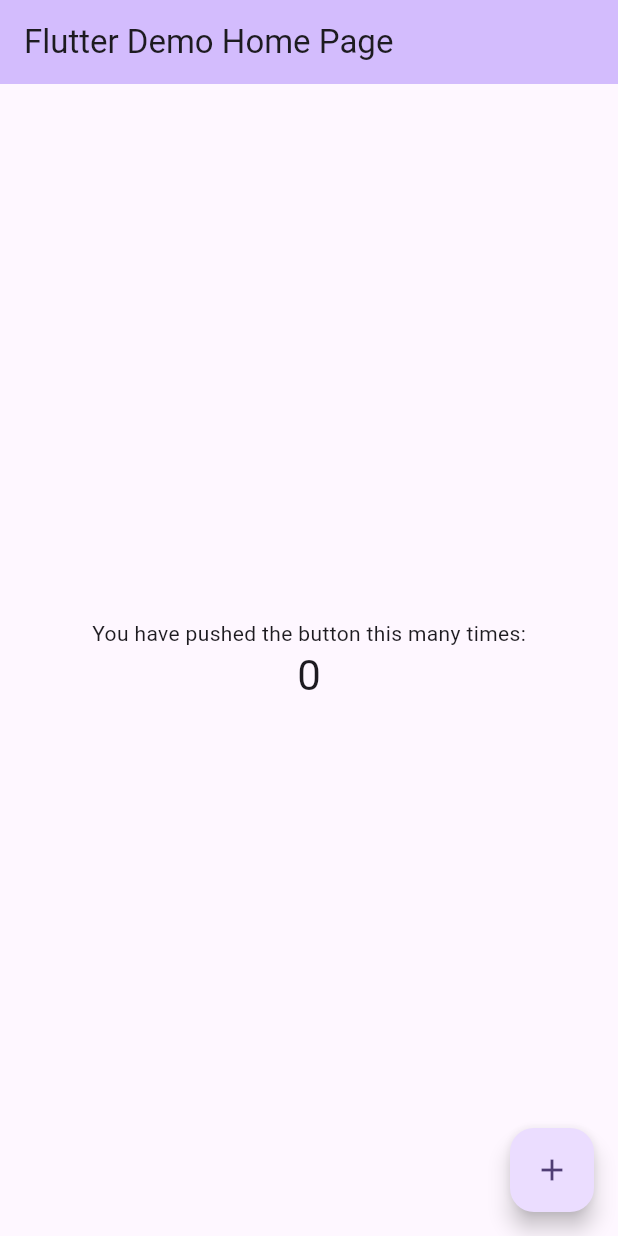
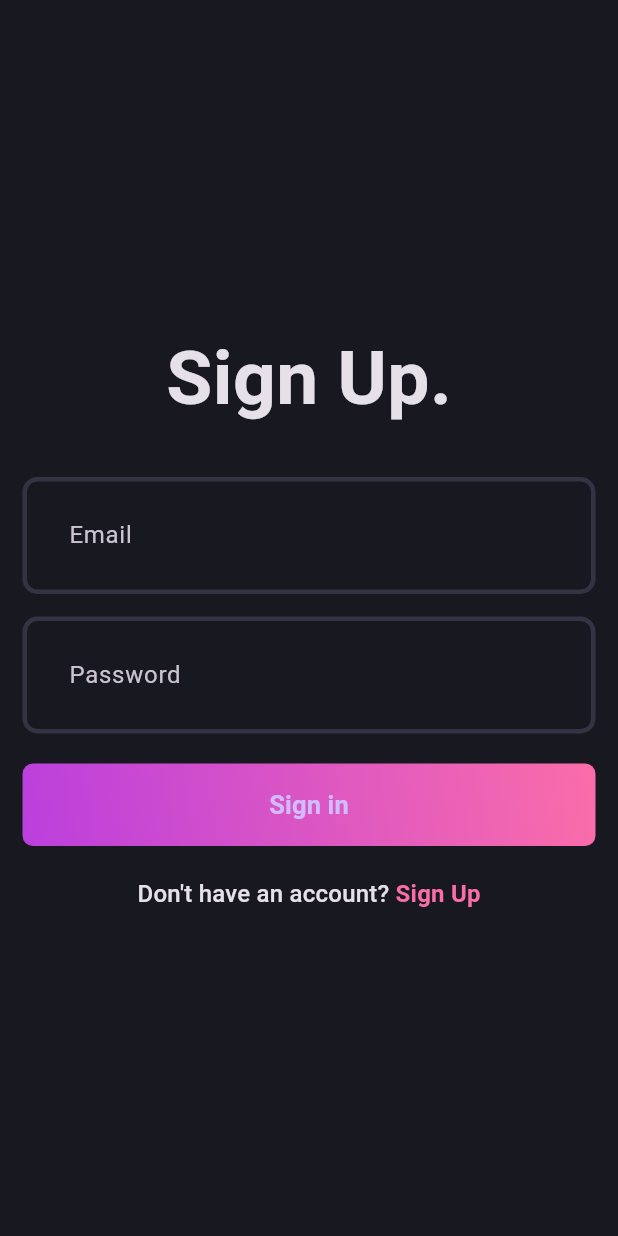
Before and after one commit to dinodtharinda/flutter-bloc-master, a Flutter app: the screen it shows after launch, on a phone screen of 412 x 824 dp. Run offline on Flutter 3.47's test engine with Material 3 defaults, Android fonts, the phone set to English and light mode, and no system bars.

Commit message:
create auth screens

```diff
--- /dev/null
+++ b/lib/core/theme/app_pallete.dart
@@ -0,0 +1,13 @@
+import 'package:flutter/material.dart';
+
+class AppPallete {
+  static const Color backgroundColor = Color.fromRGBO(24, 24, 32, 1);
+  static const Color gradient1 = Color.fromRGBO(187, 63, 221, 1);
+  static const Color gradient2 = Color.fromRGBO(251, 109, 169, 1);
+  static const Color gradient3 = Color.fromRGBO(255, 159, 124, 1);
+  static const Color borderColor = Color.fromRGBO(52, 51, 67, 1);
+  static const Color whiteColor = Colors.white;
+  static const Color greyColor = Colors.grey;
+  static const Color errorColor = Colors.redAccent;
+  static const Color transparentColor = Colors.transparent;
+}
--- /dev/null
+++ b/lib/core/theme/theme.dart
@@ -0,0 +1,33 @@
+import 'package:flutter/material.dart';
+import 'package:flutter_bloc_master/core/theme/app_pallete.dart';
+
+class AppTheme {
+  static _border([Color color = AppPallete.borderColor]) => OutlineInputBorder(
+        borderSide: BorderSide(
+          color: color,
+          width: 3,
+        ),
+        borderRadius: BorderRadius.circular(10),
+      );
+
+
+  static final darkThemeMode = ThemeData.dark().copyWith(
+    scaffoldBackgroundColor: AppPallete.backgroundColor,
+    appBarTheme: const AppBarTheme(
+      backgroundColor: AppPallete.backgroundColor,
+    ),
+    chipTheme: const ChipThemeData(
+      color: MaterialStatePropertyAll(
+        AppPallete.backgroundColor,
+      ),
+      side: BorderSide.none,
+    ),
+    inputDecorationTheme: InputDecorationTheme(
+      contentPadding: const EdgeInsets.all(27),
+      border: _border(),
+      enabledBorder: _border(),
+      focusedBorder: _border(AppPallete.gradient2),
+      errorBorder: _border(AppPallete.errorColor),
+    ),
+  );
+}
--- /dev/null
+++ b/lib/features/auth/presentation/pages/login_page.dart
@@ -0,0 +1,89 @@
+import 'package:flutter/material.dart';
+import 'package:flutter_bloc_master/core/theme/app_pallete.dart';
+import 'package:flutter_bloc_master/features/auth/presentation/pages/signup_page.dart';
+import 'package:flutter_bloc_master/features/auth/presentation/widgets/auth_field.dart';
+import 'package:flutter_bloc_master/features/auth/presentation/widgets/auth_gradient_button.dart';
+
+class LoginPage extends StatefulWidget {
+  static route() => MaterialPageRoute(
+        builder: (context) => const LoginPage(),
+      );
+  const LoginPage({super.key});
+
+  @override
+  State<LoginPage> createState() => _LoginPageState();
+}
+
+class _LoginPageState extends State<LoginPage> {
+  final emailController = TextEditingController();
+  final passwordController = TextEditingController();
+
+  @override
+  void dispose() {
+    emailController.dispose();
+    passwordController.dispose();
+    super.dispose();
+  }
+
+  final formKey = GlobalKey<FormState>();
+  @override
+  Widget build(BuildContext context) {
+    return Scaffold(
+      body: Padding(
+        padding: const EdgeInsets.all(15),
+        child: Form(
+          key: formKey,
+          child: Column(
+            mainAxisAlignment: MainAxisAlignment.center,
+            children: [
+              const Text(
+                "Sign Up.",
+                style: TextStyle(
+                  fontSize: 50,
+                  fontWeight: FontWeight.bold,
+                ),
+              ),
+              const SizedBox(height: 30),
+              AuthField(
+                hintText: "Email",
+                controller: emailController,
+              ),
+              const SizedBox(height: 15),
+              AuthField(
+                hintText: "Password",
+                controller: passwordController,
+                isObscureText: true,
+              ),
+              const SizedBox(height: 20),
+              const AuthGradientButton(
+                buttonText: "Sign in",
+              ),
+              const SizedBox(height: 20),
+              GestureDetector(
+                onTap: () {
+                  Navigator.push(context, SignUpPage.route());
+                },
+                child: RichText(
+                  text: TextSpan(
+                    text: "Don't have an account? ",
+                    style: Theme.of(context).textTheme.titleMedium,
+                    children: [
+                      TextSpan(
+                        text: 'Sign Up',
+                        style:
+                            Theme.of(context).textTheme.titleMedium?.copyWith(
+                                  color: AppPallete.gradient2,
+                                  fontWeight: FontWeight.bold,
+                                ),
+                      ),
+                    ],
+                  ),
+                ),
+              )
+            ],
+          ),
+        ),
+      ),
+    );
+  }
+}
--- /dev/null
+++ b/lib/features/auth/presentation/widgets/auth_field.dart
@@ -0,0 +1,29 @@
+import 'package:flutter/material.dart';
+
+class AuthField extends StatelessWidget {
+  final String hintText;
+  final TextEditingController controller;
+  final bool isObscureText;
+  const AuthField(
+      {super.key,
+      required this.hintText,
+      required this.controller,
+       this.isObscureText = false});
+
+  @override
+  Widget build(BuildContext context) {
+    return TextFormField(
+      obscureText: isObscureText,
+      controller: controller,
+      decoration: InputDecoration(
+        hintText: hintText,
+      ),
+      validator: (value) {
+        if (value!.isEmpty) {
+          return "$hintText is missing!";
+        }
+        return null;
+      },
+    );
+  }
+}
--- /dev/null
+++ b/lib/features/auth/presentation/widgets/auth_gradient_button.dart
@@ -0,0 +1,35 @@
+import 'package:flutter/material.dart';
+import 'package:flutter_bloc_master/core/theme/app_pallete.dart';
+
+class AuthGradientButton extends StatelessWidget {
+  final String buttonText;
+  const AuthGradientButton({super.key, required this.buttonText});
+
+  @override
+  Widget build(BuildContext context) {
+    return Container(
+      decoration: BoxDecoration(
+          gradient: const LinearGradient(
+            colors: [AppPallete.gradient1, AppPallete.gradient2],
+            begin: Alignment.bottomLeft,
+            end: Alignment.topRight,
+          ),
+          borderRadius: BorderRadius.circular(7)),
+      child: ElevatedButton(
+        onPressed: () {},
+        style: ElevatedButton.styleFrom(
+          fixedSize: const Size(395, 55),
+          backgroundColor: AppPallete.transparentColor,
+          shadowColor: AppPallete.transparentColor,
+        ),
+        child:  Text(
+          buttonText,
+          style:const TextStyle(
+            fontSize: 17,
+            fontWeight: FontWeight.w600,
+          ),
+        ),
+      ),
+    );
+  }
+}
--- a/lib/main.dart
+++ b/lib/main.dart
@@ -1,4 +1,6 @@
 import 'package:flutter/material.dart';
+import 'package:flutter_bloc_master/core/theme/theme.dart';
+import 'package:flutter_bloc_master/features/auth/presentation/pages/login_page.dart';
 
 void main() {
   runApp(const MyApp());
@@ -7,119 +9,13 @@
 class MyApp extends StatelessWidget {
   const MyApp({super.key});
 
-  // This widget is the root of your application.
   @override
   Widget build(BuildContext context) {
     return MaterialApp(
-      title: 'Flutter Demo',
-      theme: ThemeData(
-        // This is the theme of your application.
-        //
-        // TRY THIS: Try running your application with "flutter run". You'll see
-        // the application has a purple toolbar. Then, without quitting the app,
-        // try changing the seedColor in the colorScheme below to Colors.green
-        // and then invoke "hot reload" (save your changes or press the "hot
-        // reload" button in a Flutter-supported IDE, or press "r" if you used
-        // the command line to start the app).
-        //
-        // Notice that the counter didn't reset back to zero; the application
-        // state is not lost during the reload. To reset the state, use hot
-        // restart instead.
-        //
-        // This works for code too, not just values: Most code changes can be
-        // tested with just a hot reload.
-        colorScheme: ColorScheme.fromSeed(seedColor: Colors.deepPurple),
-        useMaterial3: true,
-      ),
-      home: const MyHomePage(title: 'Flutter Demo Home Page'),
+      debugShowCheckedModeBanner: false,
+      title: 'Blog App',
+      theme: AppTheme.darkThemeMode,
+      home: const LoginPage(),
     );
   }
 }
-
-class MyHomePage extends StatefulWidget {
-  const MyHomePage({super.key, required this.title});
-
-  // This widget is the home page of your application. It is stateful, meaning
-  // that it has a State object (defined below) that contains fields that affect
-  // how it looks.
-
-  // This class is the configuration for the state. It holds the values (in this
-  // case the title) provided by the parent (in this case the App widget) and
-  // used by the build method of the State. Fields in a Widget subclass are
-  // always marked "final".
-
-  final String title;
-
-  @override
-  State<MyHomePage> createState() => _MyHomePageState();
-}
-
-class _MyHomePageState extends State<MyHomePage> {
-  int _counter = 0;
-
-  void _incrementCounter() {
-    setState(() {
-      // This call to setState tells the Flutter framework that something has
-      // changed in this State, which causes it to rerun the build method below
-      // so that the display can reflect the updated values. If we changed
-      // _counter without calling setState(), then the build method would not be
-      // called again, and so nothing would appear to happen.
-      _counter++;
-    });
-  }
-
-  @override
-  Widget build(BuildContext context) {
-    // This method is rerun every time setState is called, for instance as done
-    // by the _incrementCounter method above.
-    //
-    // The Flutter framework has been optimized to make rerunning build methods
-    // fast, so that you can just rebuild anything that needs updating rather
-    // than having to individually change instances of widgets.
-    return Scaffold(
-      appBar: AppBar(
-        // TRY THIS: Try changing the color here to a specific color (to
-        // Colors.amber, perhaps?) and trigger a hot reload to see the AppBar
-        // change color while the other colors stay the same.
-        backgroundColor: Theme.of(context).colorScheme.inversePrimary,
-        // Here we take the value from the MyHomePage object that was created by
-        // the App.build method, and use it to set our appbar title.
-        title: Text(widget.title),
-      ),
-      body: Center(
-        // Center is a layout widget. It takes a single child and positions it
-        // in the middle of the parent.
-        child: Column(
-          // Column is also a layout widget. It takes a list of children and
-          // arranges them vertically. By default, it sizes itself to fit its
-          // children horizontally, and tries to be as tall as its parent.
-          //
-          // Column has various properties to control how it sizes itself and
-          // how it positions its children. Here we use mainAxisAlignment to
-          // center the children vertically; the main axis here is the vertical
-          // axis because Columns are vertical (the cross axis would be
-          // horizontal).
-          //
-          // TRY THIS: Invoke "debug painting" (choose the "Toggle Debug Paint"
-          // action in the IDE, or press "p" in the console), to see the
-          // wireframe for each widget.
-          mainAxisAlignment: MainAxisAlignment.center,
-          children: <Widget>[
-            const Text(
-              'You have pushed the button this many times:',
-            ),
-            Text(
-              '$_counter',
-              style: Theme.of(context).textTheme.headlineMedium,
-            ),
-          ],
-        ),
-      ),
-      floatingActionButton: FloatingActionButton(
-        onPressed: _incrementCounter,
-        tooltip: 'Increment',
-        child: const Icon(Icons.add),
-      ), // This trailing comma makes auto-formatting nicer for build methods.
-    );
-  }
-}
```
Also changed, not shown: lib/features/auth/presentation/pages/signup_page.dart (added, +97 -0 lines).
